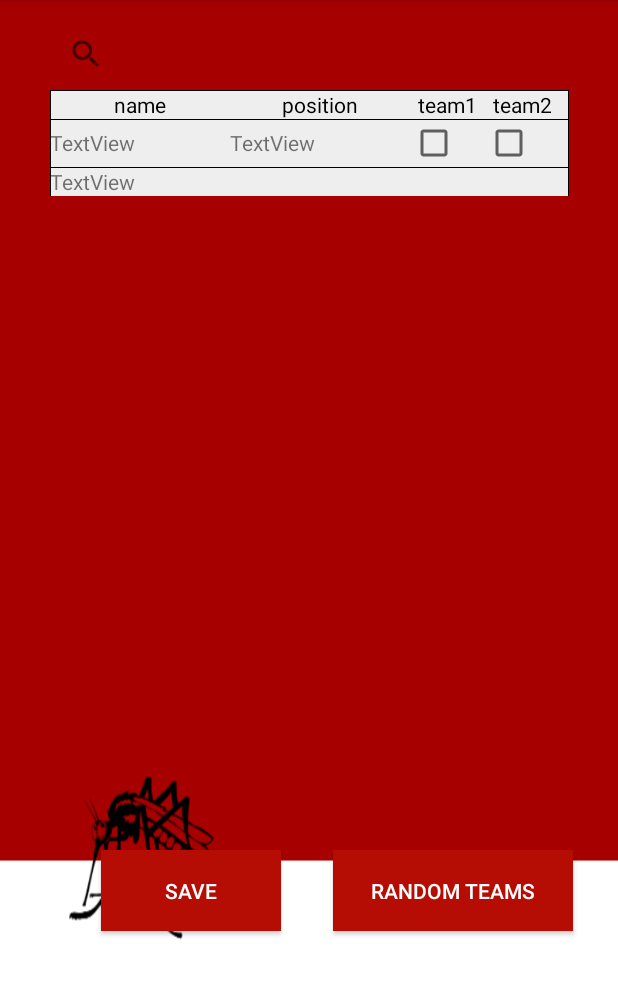
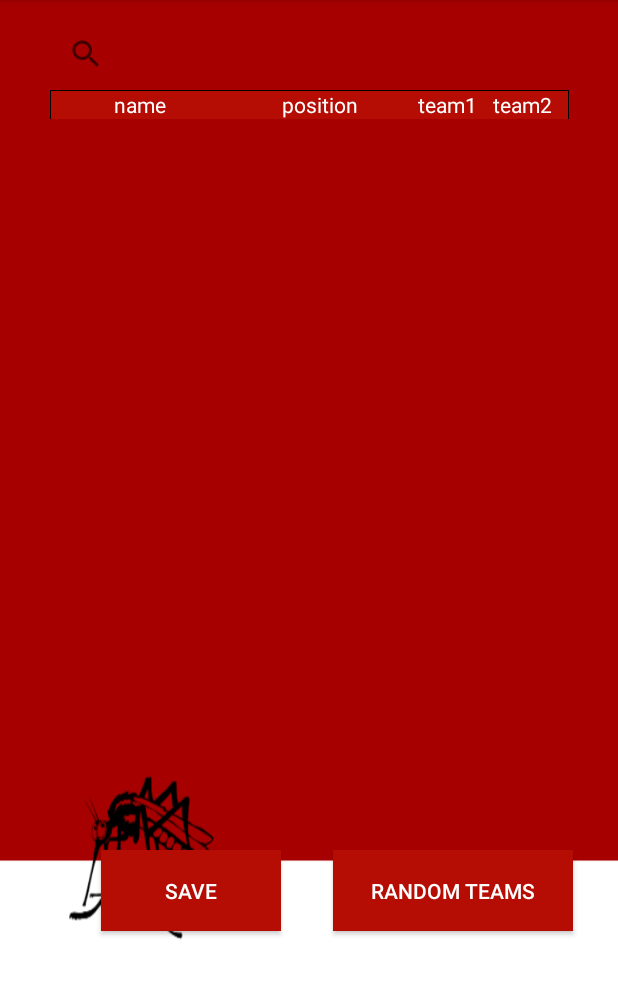
Before and after one commit to JakobWeiler/FootballApp, an Android app: the EditTeamActivity screen opened directly, with no data from a screen before it, on a phone screen of 412 x 824 dp, the part 84-1083 px from its top. Run offline under Robolectric (Android 15) with nearby library versions, the phone set to English and light mode, and no system bars.

Commit message:
Edit Team GUI (style edited)

```diff
--- a/app/src/main/java/at/footballapp/captainandroid/footballapp/pkgData/Database.java
+++ b/app/src/main/java/at/footballapp/captainandroid/footballapp/pkgData/Database.java
@@ -21,7 +21,7 @@ import at.footballapp.captainandroid.footballapp.pkgGUI.MainActivity;
 public class Database {
     private Player currentPlayer = null;
     private static Database singletonDB = null;
-    private static final String URL = "http://212.152.179.116:8080/Soccer_Webservice/resources";    //intern: 192.168.142.143   extern: 212.152.179.116
+    private static final String URL = "http://192.168.142.143:8080/Soccer_Webservice/resources";    //intern: 192.168.142.143   extern: 212.152.179.116
     private Gson gson;
     private ArrayList<Player> allPlayers = null;
     private ControllerPlayer controllerPlayer = null;
--- a/app/src/main/java/at/footballapp/captainandroid/footballapp/pkgGUI/AddPlayerActivity.java
+++ b/app/src/main/java/at/footballapp/captainandroid/footballapp/pkgGUI/AddPlayerActivity.java
@@ -7,6 +7,7 @@ import android.provider.ContactsContract;
 import android.support.v7.app.AppCompatActivity;
 import android.os.Bundle;
 import android.view.View;
+import android.view.Window;
 import android.widget.CheckBox;
 import android.widget.EditText;
 import android.widget.Toast;
@@ -22,6 +23,7 @@ public class AddPlayerActivity extends Activity {
 
     @Override
     protected void onCreate(Bundle savedInstanceState) {
+        this.requestWindowFeature(Window.FEATURE_NO_TITLE);
         super.onCreate(savedInstanceState);
         setContentView(R.layout.activity_add_player);
     }
--- a/app/src/main/java/at/footballapp/captainandroid/footballapp/pkgGUI/MainActivity.java
+++ b/app/src/main/java/at/footballapp/captainandroid/footballapp/pkgGUI/MainActivity.java
@@ -24,7 +24,7 @@ import com.google.gson.Gson;
 import java.util.ArrayList;
 import java.util.Calendar;
 import java.util.Date;
-import javautil.concurrent.ExecutionException;
+import java.util.concurrent.ExecutionException;
 
 import at.footballapp.captainandroid.footballapp.R;
 import at.footballapp.captainandroid.footballapp.pkgController.ControllerPlayer;
--- a/app/src/main/java/at/footballapp/captainandroid/footballapp/pkgGUI/RemoveDialogActivity.java
+++ b/app/src/main/java/at/footballapp/captainandroid/footballapp/pkgGUI/RemoveDialogActivity.java
@@ -4,6 +4,7 @@ import android.app.Activity;
 import android.support.v7.app.AppCompatActivity;
 import android.os.Bundle;
 import android.view.View;
+import android.view.Window;
 import android.widget.TextView;
 
 import java.util.EventListener;
@@ -25,6 +26,7 @@ public class RemoveDialogActivity extends Activity {
 
     @Override
     protected void onCreate(Bundle savedInstanceState) {
+        this.requestWindowFeature(Window.FEATURE_NO_TITLE);
         super.onCreate(savedInstanceState);
         setContentView(R.layout.activity_remove_dialog);
         db = Database.newInstance();
--- a/app/src/main/java/at/footballapp/captainandroid/footballapp/pkgGUI/UpdateMatchActivity.java
+++ b/app/src/main/java/at/footballapp/captainandroid/footballapp/pkgGUI/UpdateMatchActivity.java
@@ -24,6 +24,7 @@ public class UpdateMatchActivity extends AppCompatActivity {
 
     private boolean isAdd = false;
     private DatePicker dpDatePicker = null;
+    private Button btnStatistic = null;
     private Button btnEditTeam = null;
     private Button btnSave = null;
     private EditText etScoreTeam1 = null;
@@ -54,6 +55,7 @@ public class UpdateMatchActivity extends AppCompatActivity {
     private void getViews(){
         this.btnEditTeam = (Button)findViewById(R.id.btnEditTeam);
         this.btnSave = (Button)findViewById(R.id.btnSave);
+        this.btnStatistic = (Button) findViewById(R.id.btnStatistic);
         this.dpDatePicker = (DatePicker) findViewById(R.id.datePicker);
         this.etScoreTeam1 = (EditText) findViewById(R.id.editText3);
         this.etScoreTeam2 = (EditText) findViewById(R.id.editText4);
@@ -65,6 +67,7 @@ public class UpdateMatchActivity extends AppCompatActivity {
 
         if(isAdd){
             btnEditTeam.setVisibility(View.GONE);
+            btnStatistic.setVisibility(View.GONE);
             etScoreTeam1.setVisibility(View.GONE);
             etScoreTeam2.setVisibility(View.GONE);
             tvScoreTeam1.setVisibility(View.GONE);
--- a/app/src/main/res/drawable/table_row_bg.xml
+++ b/app/src/main/res/drawable/table_row_bg.xml
@@ -11,7 +11,7 @@
         android:right="1dp"
         >
         <shape android:shape="rectangle">
-            <solid android:color="@color/defaultBackground"/>
+            <solid android:color="#B50D03"/>
         </shape>
     </item>
 </layer-list>
--- a/app/src/main/res/layout/activity_edit_team.xml
+++ b/app/src/main/res/layout/activity_edit_team.xml
@@ -31,7 +31,8 @@
         android:layout_marginTop="8dp"
         app:layout_constraintLeft_toLeftOf="parent"
         app:layout_constraintRight_toRightOf="parent"
-        app:layout_constraintTop_toBottomOf="@+id/searchPlayer">
+        app:layout_constraintTop_toBottomOf="@+id/searchPlayer"
+        >
 
         <TableRow
             android:layout_width="match_parent"
@@ -44,7 +45,7 @@
                 android:layout_height="wrap_content"
                 android:text="name"
                 android:textAlignment="center"
-                android:textColor="#000000"/>
+                style="@style/textViews2"/>
 
             <TextView
                 android:id="@+id/textView5"
@@ -52,7 +53,7 @@
                 android:layout_height="wrap_content"
                 android:text="position"
                 android:textAlignment="center"
-                android:textColor="#000000"/>
+                style="@style/textViews2"/>
 
             <TextView
                 android:id="@+id/textView4"
@@ -60,7 +61,7 @@
                 android:layout_height="wrap_content"
                 android:text="team1"
                 android:textAlignment="center"
-                android:textColor="#000000"/>
+                style="@style/textViews2"/>
 
             <TextView
                 android:id="@+id/textView3"
@@ -68,7 +69,7 @@
                 android:layout_height="wrap_content"
                 android:text="team2"
                 android:textAlignment="center"
-                android:textColor="#000000"/>
+                style="@style/textViews2"/>
         </TableRow>
 
         <ScrollView android:layout_height="match_parent">
@@ -77,56 +78,6 @@
                 android:layout_width="match_parent"
                 android:layout_height="wrap_content">
 
-                <TableRow
-                    android:layout_width="match_parent"
-                    android:layout_height="match_parent"
-                    android:background="@drawable/table_row_bg">
-
-                    <TextView
-                        android:id="@+id/textView11"
-                        android:layout_width="120dp"
-                        android:layout_height="wrap_content"
-                        android:text="TextView" />
-
-                    <TextView
-                        android:id="@+id/textView10"
-                        android:layout_width="120dp"
-                        android:layout_height="wrap_content"
-                        android:text="TextView" />
-
-                    <CheckBox
-                        android:id="@+id/checkBox"
-                        android:layout_width="50dp"
-                        android:layout_height="wrap_content"
-                        android:text="" />
-
-                    <CheckBox
-                        android:id="@+id/checkBox2"
-                        android:layout_width="50dp"
-                        android:layout_height="wrap_content"
-                        android:text="" />
-
-                </TableRow>
-
-                <TableRow
-                    android:layout_width="match_parent"
-                    android:layout_height="match_parent"
-                    android:background="@drawable/table_row_bg">
-
-                    <TextView
-                        android:id="@+id/textView8"
-                        android:layout_width="wrap_content"
-                        android:layout_height="wrap_content"
-                        android:text="TextView" />
-                </TableRow>
-
-                <TableRow
-                    android:layout_width="match_parent"
-                    android:layout_height="match_parent" />
-
-                <TableRow
-                    android:layout_width="match_parent"
-                    android:layout_height="match_parent" />
             </TableLayout>
         </ScrollView>
     </TableLayout>
--- a/app/src/main/res/values/styles.xml
+++ b/app/src/main/res/values/styles.xml
@@ -35,5 +35,11 @@
         <item name="android:textColor">#FFFFFF</item>
     </style>
 
+    <style name="textViews2">
+        <item name="android:textColor">#FFFFFF</item>
+        <item name="android:textSize">14sp</item>
+    </style>
+
+
 
 </resources>
```
Also changed, not shown: app/src/main/java/at/footballapp/captainandroid/footballapp/pkgHelp/GenerateOfflineTestData.java (deleted, +0 -88 lines), app/src/main/res/layout/activity_remove_dialog.xml (+22 -7 lines), app/src/main/res/layout/activity_update_match.xml (+37 -21 lines).
